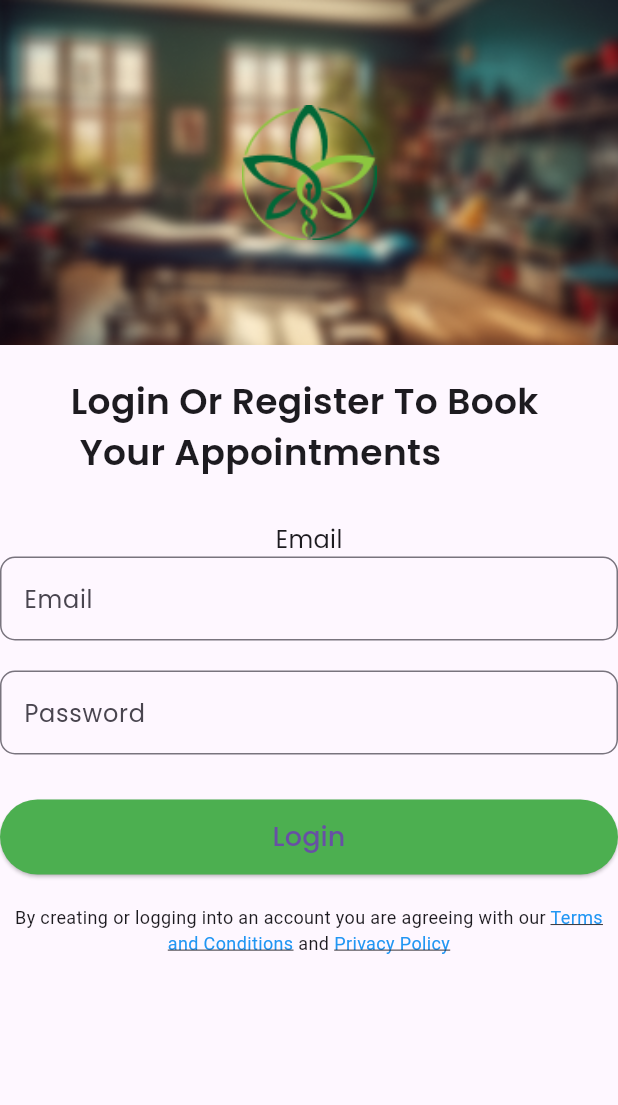
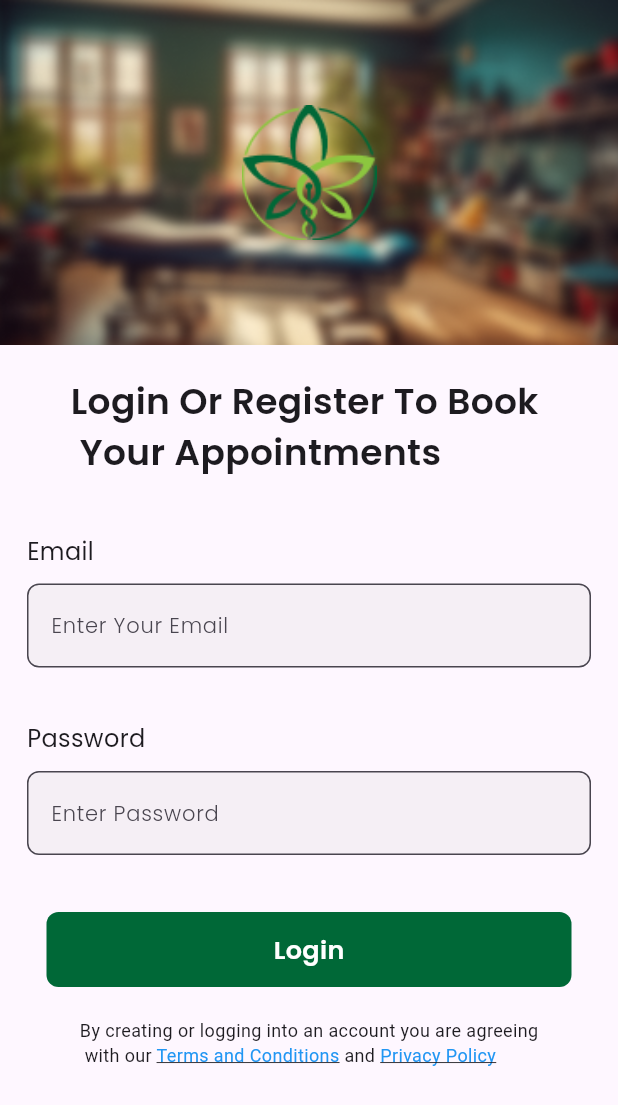
Before and after one commit to ajeyy7/noviindus_project, a Flutter app: the screen it shows after launch, on a phone screen of 412 x 824 dp. Shown: the top 1105 px of the screen. Run offline on Flutter 3.47's test engine with Material 3 defaults, Android fonts, the phone set to English and light mode, and no system bars.

Commit message:
login homepage ui done

```diff
--- /dev/null
+++ b/lib/constants/colors.dart
@@ -0,0 +1,4 @@
+import 'dart:ui';
+
+const primary =Color(0xFF006837);
+const grey =Color(0x40D9D9D9);
--- /dev/null
+++ b/lib/view/components/common_button.dart
@@ -0,0 +1,29 @@
+import 'package:flutter/material.dart';
+import 'package:noviindus_project/constants/colors.dart';
+
+class CommonButton extends StatelessWidget {
+  final String name;
+  final void Function()? onTap;
+  const CommonButton({super.key, required this.name, this.onTap});
+
+  @override
+  Widget build(BuildContext context) {
+    return InkWell(
+      onTap: onTap,
+      child: Container(
+        height: 50,
+        width: 350,
+        decoration:
+            BoxDecoration(color: primary, borderRadius: BorderRadius.circular(8)),
+        child: Center(
+          child: Text(
+            name,
+            style: const TextStyle(
+                fontSize: 17, fontWeight: FontWeight.w600, color: Colors.white),
+            textAlign: TextAlign.start,
+          ),
+        ),
+      ),
+    );
+  }
+}
--- a/lib/view/components/mytextfiled.dart
+++ b/lib/view/components/mytextfiled.dart
@@ -1,27 +1,41 @@
 import 'package:flutter/material.dart';
+import 'package:noviindus_project/constants/colors.dart';
 
 class MyTextFiled extends StatelessWidget {
   final String name;
-  const MyTextFiled({super.key, required this.name});
+  final String hinttext;
+
+  final TextEditingController? controller;
+  const MyTextFiled(
+      {super.key, required this.name, this.controller, required this.hinttext});
 
   @override
   Widget build(BuildContext context) {
-    return Column(
+    return Padding(
+      padding: const EdgeInsets.symmetric(horizontal: 18, vertical: 8),
+      child: Column(
+        crossAxisAlignment: CrossAxisAlignment.start,
         children: [
           Text(
             name,
             style: const TextStyle(fontSize: 16, fontWeight: FontWeight.w400),
             textAlign: TextAlign.start,
           ),
-        TextField(
+          const SizedBox(height: 10),
+          TextFormField(
+            controller: controller,
             decoration: InputDecoration(
-            hintText: name,
+              filled: true,
+              fillColor: grey,
+              hintText: hinttext,
+              hintStyle: TextStyle(fontWeight: FontWeight.w300, fontSize: 14),
               border: OutlineInputBorder(
-              borderRadius: BorderRadius.circular(10),
+                borderRadius: BorderRadius.circular(8),
               ),
             ),
           ),
         ],
+      ),
     );
   }
 }
--- a/lib/view/pages/login_page.dart
+++ b/lib/view/pages/login_page.dart
@@ -1,4 +1,5 @@
 import 'package:flutter/material.dart';
+import 'package:noviindus_project/view/components/common_button.dart';
 import 'package:noviindus_project/view/components/mytextfiled.dart';
 import 'package:noviindus_project/view/pages/home_page.dart';
 
@@ -46,37 +47,29 @@ class LoginPage extends StatelessWidget {
           ),
           const SizedBox(height: 30),
           MyTextFiled(
+            hinttext: 'Enter Your Email',
+            controller: null,
             name: 'Email',
           ),
           const SizedBox(height: 20),
-          TextField(
-            obscureText: true,
-            decoration: InputDecoration(
-              labelText: 'Password',
-              border: OutlineInputBorder(
-                borderRadius: BorderRadius.circular(10),
-              ),
-            ),
+          MyTextFiled(
+            hinttext: 'Enter Password',
+            controller: null,
+            name: 'Password',
           ),
           const SizedBox(height: 30),
-          ElevatedButton(
-            onPressed: () {
-              Navigator.push(
-                context,
-                MaterialPageRoute(builder: (context) => const HomePage()),
-              );
+          CommonButton(
+            onTap: () {
+              Navigator.of(context)
+                  .push(MaterialPageRoute(builder: (context) => HomePage()));
             },
-            style: ElevatedButton.styleFrom(
-              backgroundColor: Colors.green,
-              minimumSize: const Size(double.infinity, 50),
-            ),
-            child: const Text('Login', style: TextStyle(fontSize: 18)),
+            name: 'Login',
           ),
           const SizedBox(height: 20),
           const Text.rich(
             TextSpan(
               text:
-                  'By creating or logging into an account you are agreeing with our ',
+                  'By creating or logging into an account you are agreeing\n with our ',
               style: TextStyle(fontSize: 12),
               children: [
                 TextSpan(
@@ -96,7 +89,7 @@ class LoginPage extends StatelessWidget {
                 ),
               ],
             ),
-            textAlign: TextAlign.center,
+            textAlign: TextAlign.start,
           ),
         ],
       ),
```
Also changed, not shown: lib/view/components/bookingcard.dart (added, +69 -0 lines), lib/view/pages/home_page.dart (+100 -1 lines). Lines whose indentation alone changed are shown as unchanged.
